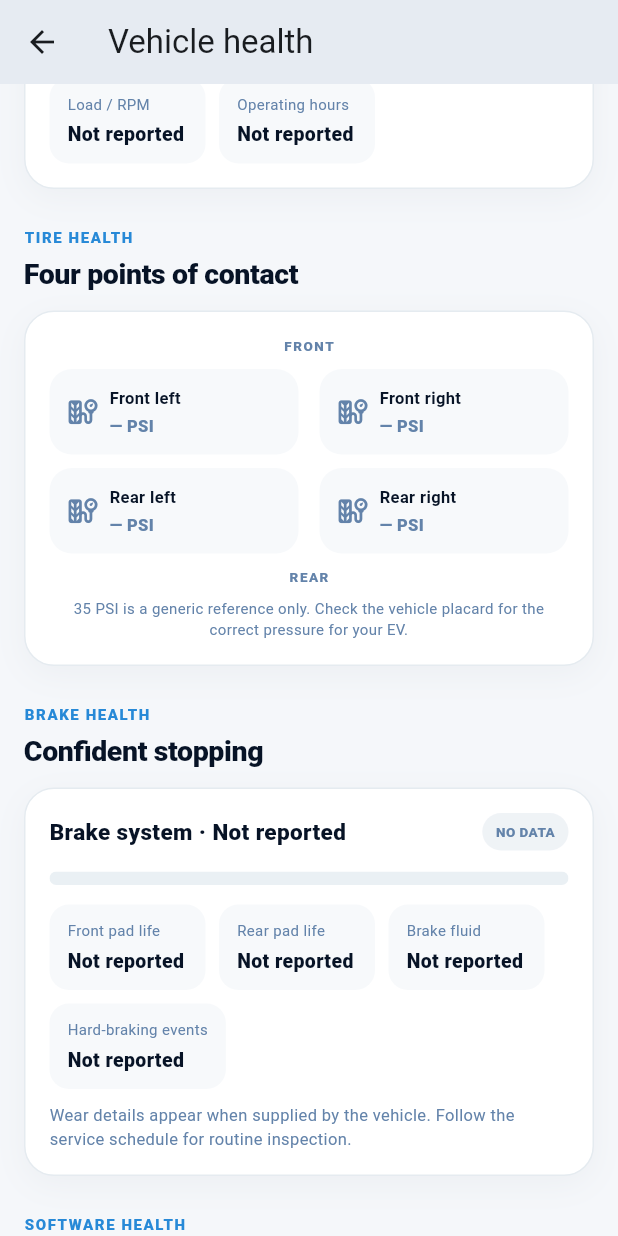
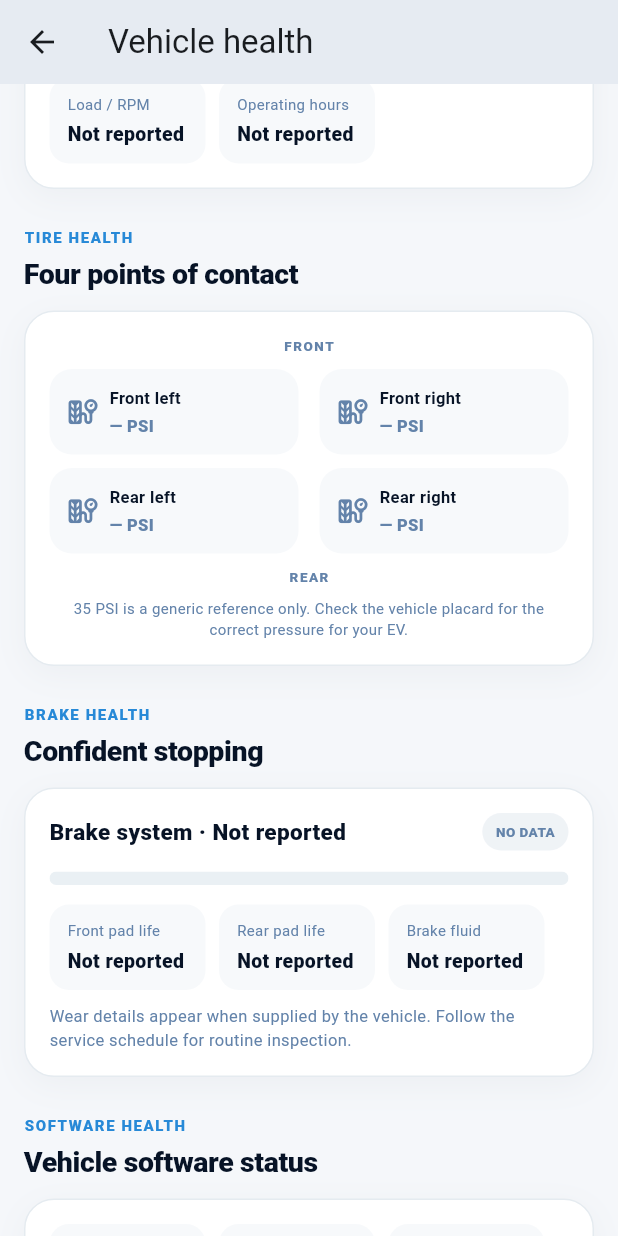
Before and after one commit to Reshma925/ev-smart-companion, a Flutter app: the VehicleHealthPage screen opened directly with empty values, scrolled down 1728 dp, on a phone screen of 412 x 824 dp. Run offline on Flutter 3.47's test engine with Material 3 defaults, Android fonts, the phone set to English and light mode, and no system bars; our stand-ins replace cloud_firestore, cloud_functions, firebase_auth, firebase_core, firebase_storage, flutter_map and 5 more; missing offline and left inert: bluetooth_low_energy, dart:js_interop, model_viewer_plus, model_viewer_pro; accounts and stored records are empty; Roboto replaces fonts that are missing (Arial).

Commit message:
Show motor, brake and software telemetry on Vehicle Health page

```diff
--- a/lib/models/vehicle_telemetry.dart
+++ b/lib/models/vehicle_telemetry.dart
@@ -14,6 +14,18 @@ class VehicleData {
     this.chargingCycles,
     this.motorHealth,
     this.motorTemperatureC,
+    this.motorEfficiencyPercent,
+    this.motorLoadPercent,
+    this.motorRpm,
+    this.motorOperatingHours,
+    this.frontBrakePadLifePercent,
+    this.rearBrakePadLifePercent,
+    this.brakeFluidStatus,
+    this.brakeTemperatureC,
+    this.vehicleSoftwareVersion,
+    this.infotainmentVersion,
+    this.firmwareVersion,
+    this.securityStatus,
     this.brakeHealth,
     this.hardBrakingEvents,
     this.tripsAnalyzed,
@@ -44,6 +56,19 @@ class VehicleData {
   final bool isCharging;
   final DateTime? updatedAt;
   final double? batteryTemperatureC;
+  final double? motorEfficiencyPercent;
+  final double? motorLoadPercent;
+  final int? motorRpm;
+  final double? motorOperatingHours;
+  final double? frontBrakePadLifePercent;
+  final double? rearBrakePadLifePercent;
+  final String? brakeFluidStatus;
+  final double? brakeTemperatureC;
+  final String? vehicleSoftwareVersion;
+  final String? infotainmentVersion;
+  final String? firmwareVersion;
+  final String? securityStatus;
+
   final double? batteryCapacityKwh;
   final int? batteryAgeMonths;
   final int? chargingCycles;
@@ -80,6 +105,18 @@ class VehicleData {
       isCharging: map['isCharging'] is bool && map['isCharging'] as bool,
       updatedAt: _readDate(map['updatedAt']),
       batteryTemperatureC: _optionalNumber(map['batteryTemperatureC']),
+      motorEfficiencyPercent: _optionalNumber(map['motorEfficiencyPercent']),
+      motorLoadPercent: _optionalNumber(map['motorLoadPercent']),
+      motorRpm: _optionalInteger(map['motorRpm']),
+      motorOperatingHours: _optionalNumber(map['motorOperatingHours']),
+      frontBrakePadLifePercent: _optionalNumber(map['frontBrakePadLifePercent']),
+      rearBrakePadLifePercent: _optionalNumber(map['rearBrakePadLifePercent']),
+      brakeFluidStatus: _optionalText(map['brakeFluidStatus']),
+      brakeTemperatureC: _optionalNumber(map['brakeTemperatureC']),
+      vehicleSoftwareVersion: _optionalText(map['vehicleSoftwareVersion']),
+      infotainmentVersion: _optionalText(map['infotainmentVersion']),
+      firmwareVersion: _optionalText(map['firmwareVersion']),
+      securityStatus: _optionalText(map['securityStatus']),
       batteryCapacityKwh: _optionalNumber(map['batteryCapacityKwh']),
       batteryAgeMonths: _optionalInteger(map['batteryAgeMonths']),
       chargingCycles: _optionalInteger(map['chargingCycles']),
@@ -122,8 +159,14 @@ class VehicleData {
     if (value is String) return int.tryParse(value) ?? 0;
     return 0;
   }
+    static String? _optionalText(Object? value) {
+    if (value is! String) return null;
+    final text = value.trim();
+    return text.isEmpty ? null : text;
+  }
 
   static double? _optionalNumber(Object? value) {
+
     final number = switch (value) {
       num() => value.toDouble(),
       String() => double.tryParse(value),
--- a/lib/screens/vehicle_health_page.dart
+++ b/lib/screens/vehicle_health_page.dart
@@ -138,7 +138,7 @@ class _VehicleHealthPageState extends State<VehicleHealthPage> {
                             const SizedBox(height: 25),
                             _BrakeSection(health: health, telemetry: telemetry),
                             const SizedBox(height: 25),
-                            _SoftwareSection(health: health),
+                                       _SoftwareSection(health: health, telemetry: telemetry),
                             const SizedBox(height: 25),
                             _DrivingEfficiencySection(
                               health: health,
@@ -240,10 +240,10 @@ void _showComponentDetails(
     VehicleHealthComponent.motor => <(String, String)>[
       ('Health', _percent(score)),
       ('Temperature', _temperature(telemetry?.motorTemperatureC)),
-      ('Efficiency', 'Not reported'),
-      ('Current load', 'Not reported'),
-      ('RPM', 'Not reported'),
-      ('Operating hours', 'Not reported'),
+      ('Efficiency', _percent(telemetry?.motorEfficiencyPercent)),
+      ('Current load', _percent(telemetry?.motorLoadPercent)),
+      ('RPM', _quantity(telemetry?.motorRpm, unit: 'rpm')),
+      ('Operating hours', _quantity(telemetry?.motorOperatingHours, unit: 'h')),
     ],
     VehicleHealthComponent.tires => <(String, String)>[
       ('Health', _percent(score)),
@@ -267,9 +267,16 @@ void _showComponentDetails(
     ],
     VehicleHealthComponent.brakes => <(String, String)>[
       ('Health', _percent(score)),
-      ('Brake-pad life', 'Not reported'),
-      ('Brake fluid', 'Not reported'),
-      ('Brake temperature', 'Not reported'),
+            (
+        'Brake-pad life',
+        telemetry?.frontBrakePadLifePercent == null &&
+                telemetry?.rearBrakePadLifePercent == null
+            ? 'Not reported'
+            : 'Front ${_percent(telemetry?.frontBrakePadLifePercent)} · '
+                  'Rear ${_percent(telemetry?.rearBrakePadLifePercent)}',
+      ),
+      ('Brake fluid', telemetry?.brakeFluidStatus ?? 'Not reported'),
+      ('Brake temperature', _temperature(telemetry?.brakeTemperatureC)),
       ('Hard-braking events', _quantity(telemetry?.hardBrakingEvents)),
       (
         'Energy recovered',
@@ -277,11 +284,13 @@ void _showComponentDetails(
       ),
     ],
     VehicleHealthComponent.software => <(String, String)>[
-      ('Health', _percent(score)),
-      ('Vehicle software', 'Version not reported'),
-      ('Infotainment', 'Version not reported'),
-      ('Firmware', 'Version not reported'),
-      ('Security status', 'Not reported'),
+           (
+        'Vehicle software',
+        telemetry?.vehicleSoftwareVersion ?? 'Version not reported',
+      ),
+      ('Infotainment', telemetry?.infotainmentVersion ?? 'Version not reported'),
+      ('Firmware', telemetry?.firmwareVersion ?? 'Version not reported'),
+      ('Security status', telemetry?.securityStatus ?? 'Not reported'),
     ],
   };
 
@@ -735,9 +744,22 @@ class _MotorSection extends StatelessWidget {
               label: 'Temperature',
               value: _temperature(telemetry?.motorTemperatureC),
             ),
-            const _MetricChip(label: 'Efficiency', value: 'Not reported'),
-            const _MetricChip(label: 'Load / RPM', value: 'Not reported'),
-            const _MetricChip(label: 'Operating hours', value: 'Not reported'),
+                       _MetricChip(
+              label: 'Efficiency',
+              value: _percent(telemetry?.motorEfficiencyPercent),
+            ),
+            _MetricChip(
+              label: 'Load / RPM',
+              value: telemetry?.motorLoadPercent == null &&
+                      telemetry?.motorRpm == null
+                  ? 'Not reported'
+                  : '${_percent(telemetry?.motorLoadPercent)} · '
+                      '${_quantity(telemetry?.motorRpm, unit: 'rpm')}',
+            ),
+            _MetricChip(
+              label: 'Operating hours',
+              value: _quantity(telemetry?.motorOperatingHours, unit: 'h'),
+            ),
           ],
         ),
       ),
@@ -982,21 +1004,17 @@ class _BrakeSection extends StatelessWidget {
                 spacing: 9,
                 runSpacing: 9,
                 children: [
-                  const _MetricChip(
+                                   _MetricChip(
                     label: 'Front pad life',
-                    value: 'Not reported',
-                  ),
-                  const _MetricChip(
-                    label: 'Rear pad life',
-                    value: 'Not reported',
-                  ),
-                  const _MetricChip(
-                    label: 'Brake fluid',
-                    value: 'Not reported',
+                    value: _percent(telemetry?.frontBrakePadLifePercent),
                   ),
                   _MetricChip(
-                    label: 'Hard-braking events',
-                    value: _quantity(telemetry?.hardBrakingEvents),
+                    label: 'Rear pad life',
+                    value: _percent(telemetry?.rearBrakePadLifePercent),
+                  ),
+                  _MetricChip(
+                    label: 'Brake fluid',
+                    value: telemetry?.brakeFluidStatus ?? 'Not reported',
                   ),
                 ],
               ),
@@ -1015,10 +1033,11 @@ class _BrakeSection extends StatelessWidget {
 }
 
 class _SoftwareSection extends StatelessWidget {
-  const _SoftwareSection({required this.health});
+
+  const _SoftwareSection({required this.health, required this.telemetry});
 
   final VehicleHealthData? health;
-
+  final VehicleData? telemetry;
   @override
   Widget build(BuildContext context) {
     final score = health?.component(VehicleHealthComponent.software).score;
@@ -1036,13 +1055,22 @@ class _SoftwareSection extends StatelessWidget {
             runSpacing: 9,
             children: [
               _MetricChip(label: 'Health', value: _percent(score)),
-              const _MetricChip(
+                            _MetricChip(
                 label: 'Vehicle software',
-                value: 'Not reported',
-              ),
-              const _MetricChip(label: 'Infotainment', value: 'Not reported'),
-              const _MetricChip(label: 'Firmware', value: 'Not reported'),
-              const _MetricChip(label: 'Security', value: 'Not reported'),
+                value: telemetry?.vehicleSoftwareVersion ?? 'Not reported',
+              ),
+              _MetricChip(
+                label: 'Infotainment',
+                value: telemetry?.infotainmentVersion ?? 'Not reported',
+              ),
+              _MetricChip(
+                label: 'Firmware',
+                value: telemetry?.firmwareVersion ?? 'Not reported',
+              ),
+              _MetricChip(
+                label: 'Security',
+                value: telemetry?.securityStatus ?? 'Not reported',
+              ),
             ],
           ),
         ),
```
